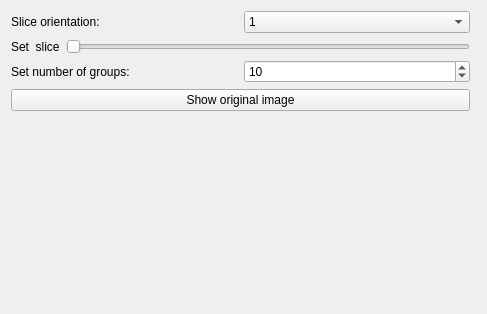
Above: dvaExampleAlgo1/dvaexamplealgo1.ui from MKozuch/DynamicVisuAnalyzer before the change. Below: the same form after it.
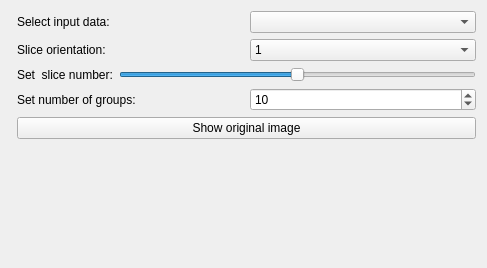
That is the form after the change. Custom widgets are drawn as their Qt base class.

Patch:
```diff
--- a/dvaExampleAlgo1/dvaexamplealgo1.ui
+++ b/dvaExampleAlgo1/dvaexamplealgo1.ui
@@ -7,7 +7,7 @@
     <x>0</x>
     <y>0</y>
     <width>487</width>
-    <height>314</height>
+    <height>268</height>
    </rect>
   </property>
   <property name="windowTitle">
@@ -15,10 +15,24 @@
   </property>
   <layout class="QHBoxLayout" name="horizontalLayout_5">
    <item>
-    <layout class="QHBoxLayout" name="horizontalLayout_4"/>
+    <widget class="QVTKWidget" name="qvtkWidget" native="true"/>
    </item>
    <item>
     <layout class="QVBoxLayout" name="verticalLayout">
+     <item>
+      <layout class="QHBoxLayout" name="horizontalLayout_4">
+       <item>
+        <widget class="QLabel" name="label_4">
+         <property name="text">
+          <string>Select input data:</string>
+         </property>
+        </widget>
+       </item>
+       <item>
+        <widget class="QComboBox" name="inputDataBox"/>
+       </item>
+      </layout>
+     </item>
      <item>
       <layout class="QHBoxLayout" name="horizontalLayout_2">
        <item>
@@ -57,12 +71,18 @@
        <item>
         <widget class="QLabel" name="label_2">
          <property name="text">
-          <string>Set  slice</string>
+          <string>Set  slice number:</string>
          </property>
         </widget>
        </item>
        <item>
         <widget class="QSlider" name="sliceSlider">
+         <property name="minimum">
+          <number>-150</number>
+         </property>
+         <property name="maximum">
+          <number>150</number>
+         </property>
          <property name="orientation">
           <enum>Qt::Horizontal</enum>
          </property>
@@ -113,11 +133,6 @@
      </item>
     </layout>
    </item>
-   <item>
-    <widget class="QVTKWidget" name="qvtkWidget" native="true">
-     <zorder></zorder>
-    </widget>
-   </item>
   </layout>
  </widget>
  <customwidgets>
```
